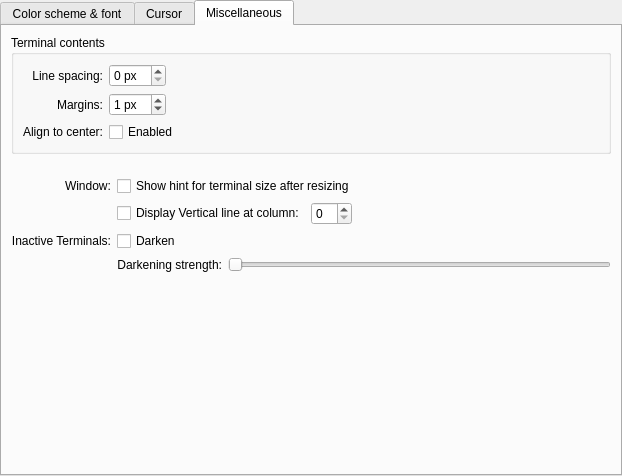
Old version of the form src/widgets/EditProfileAppearancePage.ui in the repository centic9/konsole-ppa.
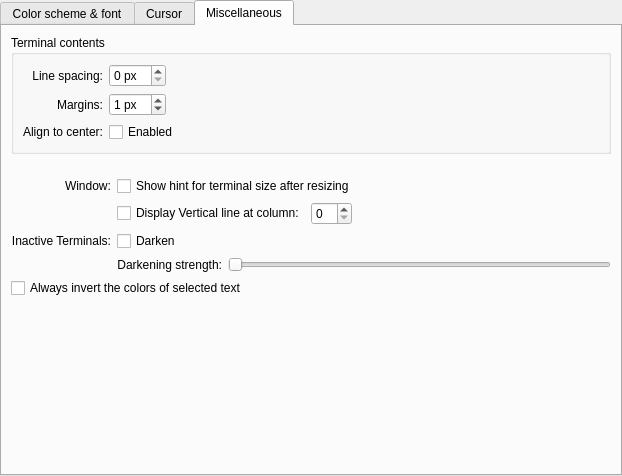
New version of the form. The open tabs and pages were chosen to show the change. Custom widgets are drawn as their Qt base class.

Patch:
```diff
--- a/src/widgets/EditProfileAppearancePage.ui
+++ b/src/widgets/EditProfileAppearancePage.ui
@@ -492,6 +492,13 @@
            </property>
           </widget>
          </item>
+         <item row="6" column="0" colspan="2">
+          <widget class="QCheckBox" name="invertSelectionColorsCheckbox">
+           <property name="text">
+            <string>Always invert the colors of selected text</string>
+           </property>
+          </widget>
+         </item>
          <item row="5" column="1" colspan="2">
           <layout class="QHBoxLayout" name="horizontalLayout_2">
            <item>
```
Left out of the diff: 3 changed lines with no effect on the pictures.
